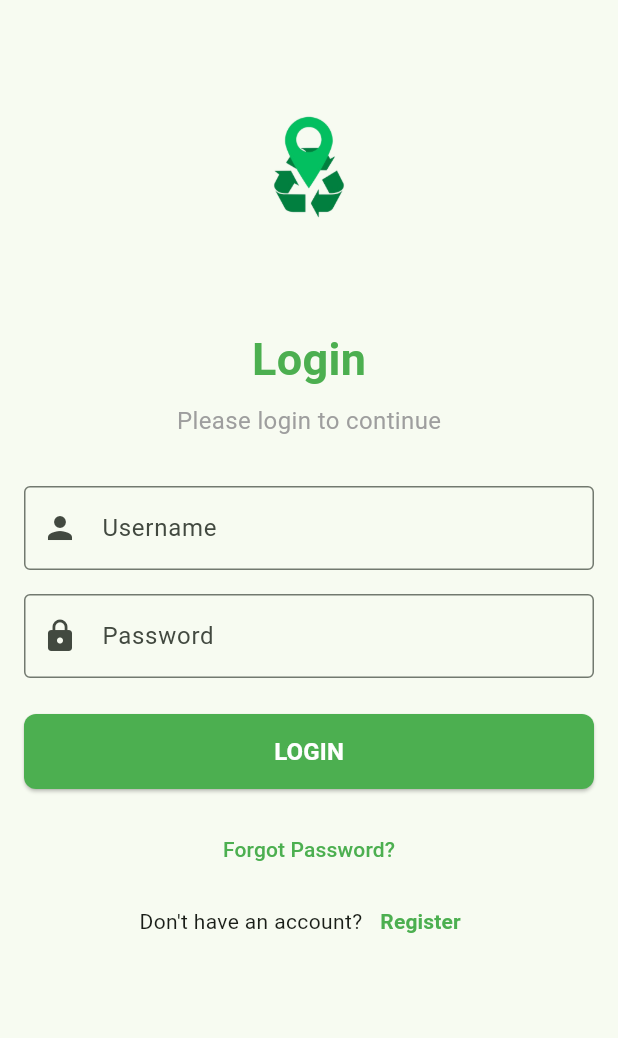
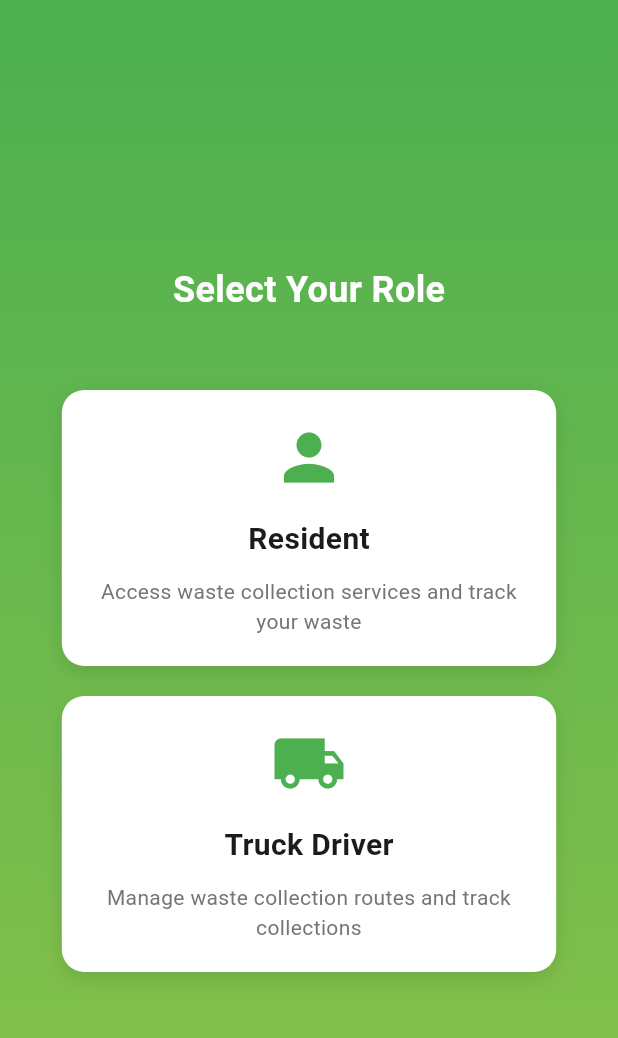
Before and after one commit to Roshane2001/waste_management_system_final, a Flutter app: the screen it shows after launch, on a phone screen of 412 x 824 dp. Shown: the top 1038 px of the screen. Run offline on Flutter 3.47's test engine with Material 3 defaults, Android fonts, the light colour scheme and no system bars; our stand-ins replace fl_chart.

Commit message:
second new push

```diff
--- a/waste_management_system_mobileapp/lib/main.dart
+++ b/waste_management_system_mobileapp/lib/main.dart
@@ -1,5 +1,4 @@
 import 'package:flutter/material.dart';
-import 'screens/splash_screen.dart';
 import 'screens/login_screen.dart';
 import 'screens/register_screen.dart';
 import 'screens/home_screen.dart';
@@ -7,6 +6,8 @@ import 'screens/bulk_waste_details_screen.dart';
 import 'screens/profile_screen.dart';
 import 'screens/schedule_pickup_screen.dart';
 import 'screens/waste_details_screen.dart';
+import 'screens/truck_home_screen.dart';
+import 'screens/role_selection_screen.dart';
 
 void main() {
   runApp(const MyApp());
@@ -26,14 +27,15 @@ class MyApp extends StatelessWidget {
       ),
       initialRoute: '/',
       routes: {
-        '/': (context) => const SplashScreen(),
-        '/login': (context) => const LoginScreen(),
+        '/': (context) => const RoleSelectionScreen(),
+        '/login': (context) => const LoginScreen(role: 'resident'),
         '/register': (context) => const RegisterScreen(),
         '/home': (context) => const HomeScreen(),
         '/bulk-waste': (context) => const BulkWasteDetailsScreen(),
         '/profile': (context) => const ProfileScreen(),
         '/schedule-pickup': (context) => const SchedulePickupScreen(),
         '/waste-details': (context) => const WasteDetailsScreen(),
+        '/truck-home': (context) => const TruckHomeScreen(),
       },
     );
   }
--- a/waste_management_system_mobileapp/lib/screens/login_screen.dart
+++ b/waste_management_system_mobileapp/lib/screens/login_screen.dart
@@ -1,7 +1,10 @@
 import 'package:flutter/material.dart';
+import 'package:waste_management_system_mobileapp/screens/home_screen.dart';
+import 'package:waste_management_system_mobileapp/screens/truck_home_screen.dart';
 
 class LoginScreen extends StatefulWidget {
-  const LoginScreen({super.key});
+  final String role;
+  const LoginScreen({super.key, required this.role});
 
   @override
   State<LoginScreen> createState() => _LoginScreenState();
@@ -11,51 +14,93 @@ class _LoginScreenState extends State<LoginScreen> {
   final _formKey = GlobalKey<FormState>();
   final _emailController = TextEditingController();
   final _passwordController = TextEditingController();
+  bool _isLoading = false;
+
+  @override
+  void dispose() {
+    _emailController.dispose();
+    _passwordController.dispose();
+    super.dispose();
+  }
+
+  void _login() {
+    if (_formKey.currentState!.validate()) {
+      setState(() {
+        _isLoading = true;
+      });
+
+      // Mock login process
+      Future.delayed(const Duration(seconds: 2), () {
+        setState(() {
+          _isLoading = false;
+        });
+
+        // Navigate to appropriate home screen based on role
+        Navigator.pushReplacement(
+          context,
+          MaterialPageRoute(
+            builder: (context) => widget.role == 'resident'
+                ? const HomeScreen()
+                : const TruckHomeScreen(),
+          ),
+        );
+      });
+    }
+  }
 
   @override
   Widget build(BuildContext context) {
     return Scaffold(
-      body: SafeArea(
+      body: Container(
+        decoration: const BoxDecoration(
+          gradient: LinearGradient(
+            begin: Alignment.topCenter,
+            end: Alignment.bottomCenter,
+            colors: [Colors.green, Colors.lightGreen],
+          ),
+        ),
+        child: SafeArea(
+          child: Center(
             child: SingleChildScrollView(
               padding: const EdgeInsets.all(16.0),
               child: Form(
                 key: _formKey,
                 child: Column(
+                  mainAxisAlignment: MainAxisAlignment.center,
                   children: [
-                const SizedBox(height: 50),
-                Image.asset(
-                  'assets/images/logo.png',
-                  width: 120,
-                  height: 120,
-                ),
-                const SizedBox(height: 32),
-                const Text(
-                  'Login',
-                  style: TextStyle(
-                    fontSize: 30,
-                    fontWeight: FontWeight.bold,
+                    const CircleAvatar(
+                      radius: 50,
+                      backgroundColor: Colors.white,
+                      child: Icon(
+                        Icons.person,
+                        size: 50,
                         color: Colors.green,
                       ),
                     ),
-                const SizedBox(height: 8),
-                const Text(
-                  'Please login to continue',
-                  style: TextStyle(
-                    fontSize: 16,
-                    color: Colors.grey,
+                    const SizedBox(height: 24),
+                    Text(
+                      '${widget.role == 'resident' ? 'Resident' : 'Truck Driver'} Login',
+                      style: const TextStyle(
+                        fontSize: 24,
+                        fontWeight: FontWeight.bold,
+                        color: Colors.white,
                       ),
                     ),
                     const SizedBox(height: 32),
                     TextFormField(
                       controller: _emailController,
-                  decoration: const InputDecoration(
-                    labelText: 'Username',
-                    border: OutlineInputBorder(),
-                    prefixIcon: Icon(Icons.person),
+                      decoration: InputDecoration(
+                        labelText: 'Email',
+                        prefixIcon: const Icon(Icons.email),
+                        border: OutlineInputBorder(
+                          borderRadius: BorderRadius.circular(10),
+                        ),
+                        filled: true,
+                        fillColor: Colors.white,
                       ),
                       validator: (value) {
                         if (value == null || value.isEmpty) {
-                      return 'Please enter your username';
+                          return 'Please enter your email';
                         }
                         return null;
                       },
@@ -63,10 +108,14 @@ class _LoginScreenState extends State<LoginScreen> {
                     const SizedBox(height: 16),
                     TextFormField(
                       controller: _passwordController,
-                  decoration: const InputDecoration(
+                      decoration: InputDecoration(
                         labelText: 'Password',
-                    border: OutlineInputBorder(),
-                    prefixIcon: Icon(Icons.lock),
+                        prefixIcon: const Icon(Icons.lock),
+                        border: OutlineInputBorder(
+                          borderRadius: BorderRadius.circular(10),
+                        ),
+                        filled: true,
+                        fillColor: Colors.white,
                       ),
                       obscureText: true,
                       validator: (value) {
@@ -81,21 +130,18 @@ class _LoginScreenState extends State<LoginScreen> {
                       width: double.infinity,
                       height: 50,
                       child: ElevatedButton(
-                    onPressed: () {
-                      if (_formKey.currentState!.validate()) {
-                        // Navigate to home screen after successful login
-                        Navigator.pushReplacementNamed(context, '/home');
-                      }
-                    },
+                        onPressed: _isLoading ? null : _login,
                         style: ElevatedButton.styleFrom(
-                      backgroundColor: Colors.green,
-                      foregroundColor: Colors.white,
+                          backgroundColor: Colors.white,
+                          foregroundColor: Colors.green,
                           shape: RoundedRectangleBorder(
-                        borderRadius: BorderRadius.circular(8),
+                            borderRadius: BorderRadius.circular(10),
                           ),
                         ),
-                    child: const Text(
-                      'LOGIN',
+                        child: _isLoading
+                            ? const CircularProgressIndicator()
+                            : const Text(
+                                'Login',
                                 style: TextStyle(
                                   fontSize: 16,
                                   fontWeight: FontWeight.bold,
@@ -110,39 +156,16 @@ class _LoginScreenState extends State<LoginScreen> {
                       },
                       child: const Text(
                         'Forgot Password?',
-                    style: TextStyle(color: Colors.green),
+                        style: TextStyle(color: Colors.white),
                       ),
-                ),
-                Row(
-                  mainAxisAlignment: MainAxisAlignment.center,
-                  children: [
-                    const Text("Don't have an account?"),
-                    TextButton(
-                      onPressed: () {
-                        Navigator.pushNamed(context, '/register');
-                      },
-                      child: const Text(
-                        'Register',
-                        style: TextStyle(
-                          color: Colors.green,
-                          fontWeight: FontWeight.bold,
-                        ),
-                      ),
-                    ),
-                  ],
                     ),
                   ],
                 ),
               ),
             ),
           ),
+        ),
+      ),
     );
   }
-
-  @override
-  void dispose() {
-    _emailController.dispose();
-    _passwordController.dispose();
-    super.dispose();
 }
-}
--- /dev/null
+++ b/waste_management_system_mobileapp/lib/screens/role_selection_screen.dart
@@ -0,0 +1,118 @@
+import 'package:flutter/material.dart';
+import 'package:waste_management_system_mobileapp/screens/login_screen.dart';
+
+class RoleSelectionScreen extends StatelessWidget {
+  const RoleSelectionScreen({super.key});
+
+  @override
+  Widget build(BuildContext context) {
+    return Scaffold(
+      body: Container(
+        decoration: const BoxDecoration(
+          gradient: LinearGradient(
+            begin: Alignment.topCenter,
+            end: Alignment.bottomCenter,
+            colors: [Colors.green, Colors.lightGreen],
+          ),
+        ),
+        child: Center(
+          child: Column(
+            mainAxisAlignment: MainAxisAlignment.center,
+            children: [
+              const Text(
+                'Select Your Role',
+                style: TextStyle(
+                  fontSize: 24,
+                  fontWeight: FontWeight.bold,
+                  color: Colors.white,
+                ),
+              ),
+              const SizedBox(height: 50),
+              _buildRoleCard(
+                context,
+                'Resident',
+                Icons.person,
+                'Access waste collection services and track your waste',
+                () {
+                  Navigator.push(
+                    context,
+                    MaterialPageRoute(
+                      builder: (context) => const LoginScreen(role: 'resident'),
+                    ),
+                  );
+                },
+              ),
+              const SizedBox(height: 20),
+              _buildRoleCard(
+                context,
+                'Truck Driver',
+                Icons.local_shipping,
+                'Manage waste collection routes and track collections',
+                () {
+                  Navigator.push(
+                    context,
+                    MaterialPageRoute(
+                      builder: (context) => const LoginScreen(role: 'truck'),
+                    ),
+                  );
+                },
+              ),
+            ],
+          ),
+        ),
+      ),
+    );
+  }
+
+  Widget _buildRoleCard(
+    BuildContext context,
+    String title,
+    IconData icon,
+    String description,
+    VoidCallback onTap,
+  ) {
+    return GestureDetector(
+      onTap: onTap,
+      child: Container(
+        width: MediaQuery.of(context).size.width * 0.8,
+        padding: const EdgeInsets.all(20),
+        decoration: BoxDecoration(
+          color: Colors.white,
+          borderRadius: BorderRadius.circular(15),
+          boxShadow: [
+            BoxShadow(
+              color: Colors.black.withOpacity(0.1),
+              blurRadius: 10,
+              offset: const Offset(0, 5),
+            ),
+          ],
+        ),
+        child: Column(
+          children: [
+            Icon(
+              icon,
+              size: 50,
+              color: Colors.green,
+            ),
+            const SizedBox(height: 15),
+            Text(
+              title,
+              style: const TextStyle(
+                fontSize: 20,
+                fontWeight: FontWeight.bold,
+              ),
+            ),
+            const SizedBox(height: 10),
+            Text(
+              description,
+              textAlign: TextAlign.center,
+              style: TextStyle(
+                color: Colors.grey[600],
+              ),
+            ),
+          ],
+        ),
+      ),
+    );
+  }
+}
--- a/wate_managemet_system_webapplication/package.json
+++ b/wate_managemet_system_webapplication/package.json
@@ -11,6 +11,7 @@
   },
   "dependencies": {
     "react": "^18.2.0",
+    "react-calendar": "^5.1.0",
     "react-dom": "^18.2.0",
     "react-router-dom": "^6.22.3"
   },
```
Also changed, not shown: waste_management_system_mobileapp/lib/screens/truck_home_screen.dart (added, +317 -0 lines), wate_managemet_system_webapplication/package-lock.json, 2 other files. Lines whose indentation alone changed are shown as unchanged.
